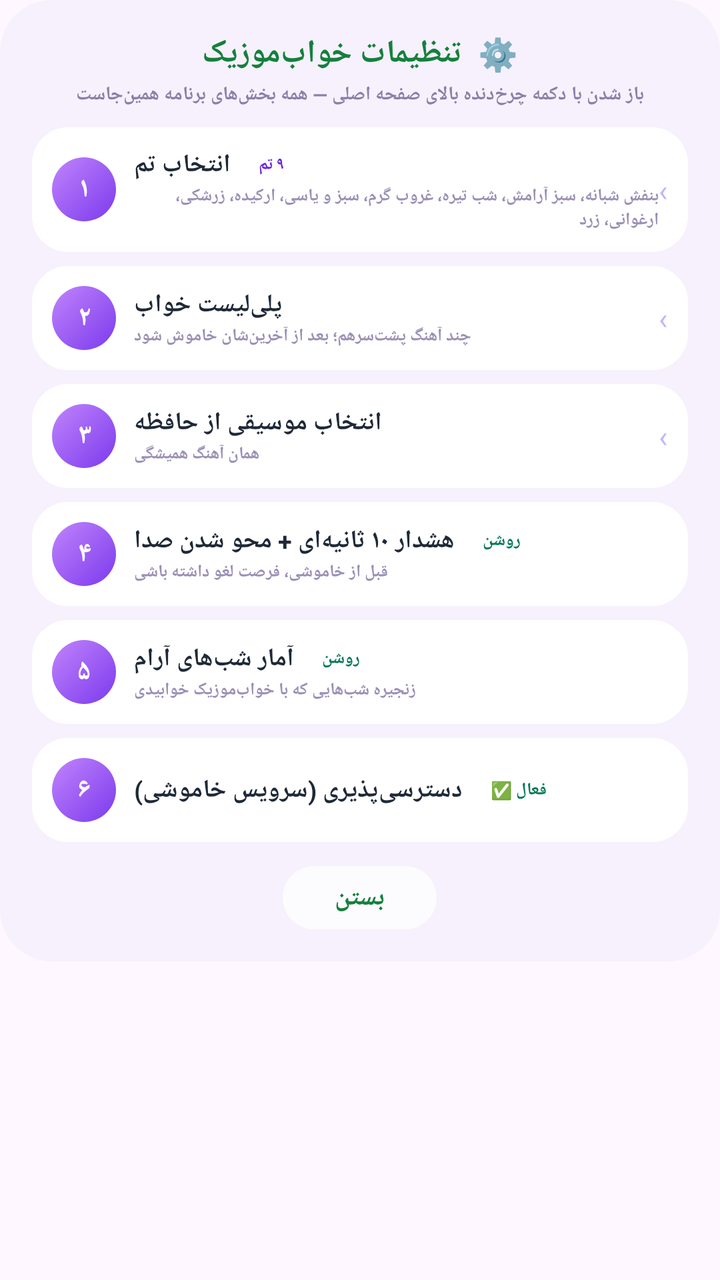
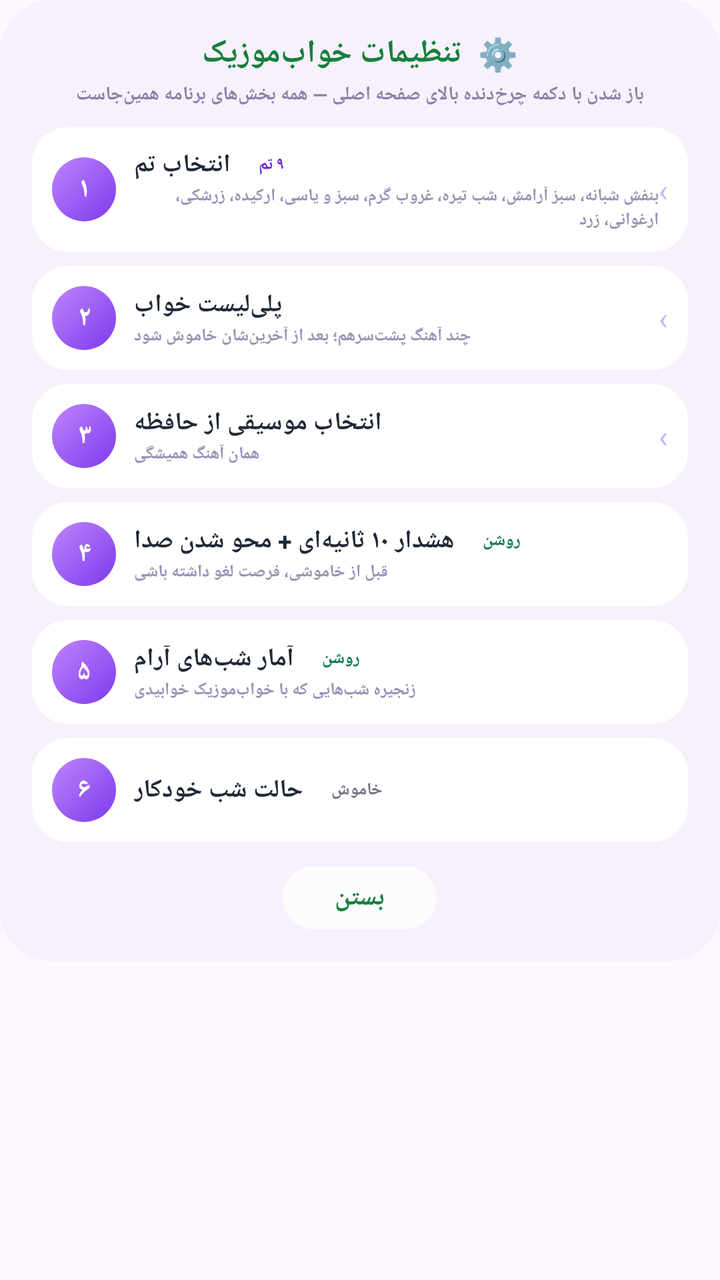

An Android layout rendered at two revisions. The XML below is the earlier revision; the diff shows what the commit changed to produce the second picture.
<!-- AndroidManifest.xml: application theme Theme.SleepMusic -->
<!-- res/layout/dialog_settings.xml -->
<?xml version="1.0" encoding="utf-8"?>
<ScrollView xmlns:android="http://schemas.android.com/apk/res/android"
    android:layout_width="match_parent"
    android:layout_height="wrap_content">

    <LinearLayout
        android:id="@+id/dlgSettingsRoot"
        android:layout_width="match_parent"
        android:layout_height="wrap_content"
        android:background="@drawable/bg_dialog_lavender"
        android:orientation="vertical"
        android:padding="16dp">

        <TextView
            android:id="@+id/dlgSettingsTitle"
            android:layout_width="wrap_content"
            android:layout_height="wrap_content"
            android:layout_gravity="center"
            android:text="⚙️  تنظیمات خواب‌موزیک"
            android:textColor="#15803D"
            android:textSize="16sp"
            android:textStyle="bold" />

        <TextView
            android:id="@+id/dlgSettingsSub"
            android:layout_width="match_parent"
            android:layout_height="wrap_content"
            android:layout_marginTop="3dp"
            android:gravity="center"
            android:text="باز شدن با دکمه چرخ‌دنده بالای صفحه اصلی — همه بخش‌های برنامه همین‌جاست"
            android:textColor="#8B7FA8"
            android:textSize="9.5sp"
            android:textStyle="bold" />

        
        <LinearLayout
            android:id="@+id/rowTheme"
            android:layout_width="match_parent"
            android:layout_height="wrap_content"
            android:layout_marginTop="10dp"
            android:background="@drawable/bg_white_row"
            android:gravity="center_vertical"
            android:orientation="horizontal"
            android:padding="10dp">

            <TextView
                android:layout_width="32dp"
                android:layout_height="32dp"
                android:background="@drawable/bg_num_circle"
                android:gravity="center"
                android:text="۱"
                android:textColor="#FFFFFF"
                android:textSize="14sp"
                android:textStyle="bold" />

            <LinearLayout
                android:layout_width="0dp"
                android:layout_height="wrap_content"
                android:layout_marginStart="9dp"
                android:layout_weight="1"
                android:orientation="vertical">

                <LinearLayout
                    android:layout_width="wrap_content"
                    android:layout_height="wrap_content"
                    android:gravity="center_vertical"
                    android:orientation="horizontal">

                    <TextView
                        android:layout_width="wrap_content"
                        android:layout_height="wrap_content"
                        android:text="انتخاب تم"
                        android:textColor="#1F2937"
                        android:textSize="12.5sp"
                        android:textStyle="bold" />

                    <TextView
                        android:id="@+id/tvPillTheme"
                        android:layout_width="wrap_content"
                        android:layout_height="wrap_content"
                        android:layout_marginStart="6dp"
                        android:background="@drawable/bg_pill"
                        android:paddingStart="8dp"
                        android:paddingTop="2dp"
                        android:paddingEnd="8dp"
                        android:paddingBottom="2dp"
                        android:text="۹ تم"
                        android:textColor="#6D28D9"
                        android:textSize="8.5sp"
                        android:textStyle="bold" />
                </LinearLayout>

                <TextView
                    android:layout_width="wrap_content"
                    android:layout_height="wrap_content"
                    android:layout_marginTop="1dp"
                    android:text="بنفش شبانه، سبز آرامش، شب تیره، غروب گرم، سبز و یاسی، ارکیده، زرشکی، ارغوانی، زرد"
                    android:textColor="#9A8FB5"
                    android:textSize="8.5sp"
                    android:textStyle="bold" />
            </LinearLayout>

            <TextView
                android:layout_width="wrap_content"
                android:layout_height="wrap_content"
                android:text="‹"
                android:textColor="#C4B5FD"
                android:textSize="15sp" />
        </LinearLayout>

        
        <LinearLayout
            android:id="@+id/rowPlaylist"
            android:layout_width="match_parent"
            android:layout_height="wrap_content"
            android:layout_marginTop="7dp"
            android:background="@drawable/bg_white_row"
            android:gravity="center_vertical"
            android:orientation="horizontal"
            android:padding="10dp">

            <TextView
                android:layout_width="32dp"
                android:layout_height="32dp"
                android:background="@drawable/bg_num_circle"
                android:gravity="center"
                android:text="۲"
                android:textColor="#FFFFFF"
                android:textSize="14sp"
                android:textStyle="bold" />

            <LinearLayout
                android:layout_width="0dp"
                android:layout_height="wrap_content"
                android:layout_marginStart="9dp"
                android:layout_weight="1"
                android:orientation="vertical">

                <LinearLayout
                    android:layout_width="wrap_content"
                    android:layout_height="wrap_content"
                    android:gravity="center_vertical"
                    android:orientation="horizontal">

                    <TextView
                        android:layout_width="wrap_content"
                        android:layout_height="wrap_content"
                        android:text="پلی‌لیست خواب"
                        android:textColor="#1F2937"
                        android:textSize="12.5sp"
                        android:textStyle="bold" />

                </LinearLayout>

                <TextView
                    android:layout_width="wrap_content"
                    android:layout_height="wrap_content"
                    android:layout_marginTop="1dp"
                    android:text="چند آهنگ پشت‌سرهم؛ بعد از آخرین‌شان خاموش شود"
                    android:textColor="#9A8FB5"
                    android:textSize="8.5sp"
                    android:textStyle="bold" />
            </LinearLayout>

            <TextView
                android:layout_width="wrap_content"
                android:layout_height="wrap_content"
                android:text="‹"
                android:textColor="#C4B5FD"
                android:textSize="15sp" />
        </LinearLayout>

        
        <LinearLayout
            android:id="@+id/rowMusic"
            android:layout_width="match_parent"
            android:layout_height="wrap_content"
            android:layout_marginTop="7dp"
            android:background="@drawable/bg_white_row"
            android:gravity="center_vertical"
            android:orientation="horizontal"
            android:padding="10dp">

            <TextView
                android:layout_width="32dp"
                android:layout_height="32dp"
                android:background="@drawable/bg_num_circle"
                android:gravity="center"
                android:text="۳"
                android:textColor="#FFFFFF"
                android:textSize="14sp"
                android:textStyle="bold" />

            <LinearLayout
                android:layout_width="0dp"
                android:layout_height="wrap_content"
                android:layout_marginStart="9dp"
                android:layout_weight="1"
                android:orientation="vertical">

                <LinearLayout
                    android:layout_width="wrap_content"
                    android:layout_height="wrap_content"
                    android:gravity="center_vertical"
                    android:orientation="horizontal">

                    <TextView
                        android:layout_width="wrap_content"
                        android:layout_height="wrap_content"
                        android:text="انتخاب موسیقی از حافظه"
                        android:textColor="#1F2937"
                        android:textSize="12.5sp"
                        android:textStyle="bold" />

                </LinearLayout>

                <TextView
                    android:layout_width="wrap_content"
                    android:layout_height="wrap_content"
                    android:layout_marginTop="1dp"
                    android:text="همان آهنگ همیشگی"
                    android:textColor="#9A8FB5"
                    android:textSize="8.5sp"
                    android:textStyle="bold" />
            </LinearLayout>

            <TextView
                android:layout_width="wrap_content"
                android:layout_height="wrap_content"
                android:text="‹"
                android:textColor="#C4B5FD"
                android:textSize="15sp" />
        </LinearLayout>

        
        <LinearLayout
            android:id="@+id/rowAlert"
            android:layout_width="match_parent"
            android:layout_height="wrap_content"
            android:layout_marginTop="7dp"
            android:background="@drawable/bg_white_row"
            android:gravity="center_vertical"
            android:orientation="horizontal"
            android:padding="10dp">

            <TextView
                android:layout_width="32dp"
                android:layout_height="32dp"
                android:background="@drawable/bg_num_circle"
                android:gravity="center"
                android:text="۴"
                android:textColor="#FFFFFF"
                android:textSize="14sp"
                android:textStyle="bold" />

            <LinearLayout
                android:layout_width="0dp"
                android:layout_height="wrap_content"
                android:layout_marginStart="9dp"
                android:layout_weight="1"
                android:orientation="vertical">

                <LinearLayout
                    android:layout_width="wrap_content"
                    android:layout_height="wrap_content"
                    android:gravity="center_vertical"
                    android:orientation="horizontal">

                    <TextView
                        android:layout_width="wrap_content"
                        android:layout_height="wrap_content"
                        android:text="هشدار ۱۰ ثانیه‌ای + محو شدن صدا"
                        android:textColor="#1F2937"
                        android:textSize="12.5sp"
                        android:textStyle="bold" />

                    <TextView
                        android:id="@+id/tvPillAlert"
                        android:layout_width="wrap_content"
                        android:layout_height="wrap_content"
                        android:layout_marginStart="6dp"
                        android:background="@drawable/bg_pill"
                        android:paddingStart="8dp"
                        android:paddingTop="2dp"
                        android:paddingEnd="8dp"
                        android:paddingBottom="2dp"
                        android:text="روشن"
                        android:textColor="#047857"
                        android:textSize="8.5sp"
                        android:textStyle="bold" />
                </LinearLayout>

                <TextView
                    android:layout_width="wrap_content"
                    android:layout_height="wrap_content"
                    android:layout_marginTop="1dp"
                    android:text="قبل از خاموشی، فرصت لغو داشته باشی"
                    android:textColor="#9A8FB5"
                    android:textSize="8.5sp"
                    android:textStyle="bold" />
            </LinearLayout>
        </LinearLayout>

        
        <LinearLayout
            android:id="@+id/rowStats"
            android:layout_width="match_parent"
            android:layout_height="wrap_content"
            android:layout_marginTop="7dp"
            android:background="@drawable/bg_white_row"
            android:gravity="center_vertical"
            android:orientation="horizontal"
            android:padding="10dp">

            <TextView
                android:layout_width="32dp"
                android:layout_height="32dp"
                android:background="@drawable/bg_num_circle"
                android:gravity="center"
                android:text="۵"
                android:textColor="#FFFFFF"
                android:textSize="14sp"
                android:textStyle="bold" />

            <LinearLayout
                android:layout_width="0dp"
                android:layout_height="wrap_content"
                android:layout_marginStart="9dp"
                android:layout_weight="1"
                android:orientation="vertical">

                <LinearLayout
                    android:layout_width="wrap_content"
                    android:layout_height="wrap_content"
                    android:gravity="center_vertical"
                    android:orientation="horizontal">

                    <TextView
                        android:layout_width="wrap_content"
                        android:layout_height="wrap_content"
                        android:text="آمار شب‌های آرام"
                        android:textColor="#1F2937"
                        android:textSize="12.5sp"
                        android:textStyle="bold" />

                    <TextView
                        android:id="@+id/tvPillStats"
                        android:layout_width="wrap_content"
                        android:layout_height="wrap_content"
                        android:layout_marginStart="6dp"
                        android:background="@drawable/bg_pill"
                        android:paddingStart="8dp"
                        android:paddingTop="2dp"
                        android:paddingEnd="8dp"
                        android:paddingBottom="2dp"
                        android:text="روشن"
                        android:textColor="#047857"
                        android:textSize="8.5sp"
                        android:textStyle="bold" />
                </LinearLayout>

                <TextView
                    android:layout_width="wrap_content"
                    android:layout_height="wrap_content"
                    android:layout_marginTop="1dp"
                    android:text="زنجیره شب‌هایی که با خواب‌موزیک خوابیدی"
                    android:textColor="#9A8FB5"
                    android:textSize="8.5sp"
                    android:textStyle="bold" />
            </LinearLayout>
        </LinearLayout>

        
        <LinearLayout
            android:id="@+id/rowAccess"
            android:layout_width="match_parent"
            android:layout_height="wrap_content"
            android:layout_marginTop="7dp"
            android:background="@drawable/bg_white_row"
            android:gravity="center_vertical"
            android:orientation="horizontal"
            android:padding="10dp">

            <TextView
                android:layout_width="32dp"
                android:layout_height="32dp"
                android:background="@drawable/bg_num_circle"
                android:gravity="center"
                android:text="۶"
                android:textColor="#FFFFFF"
                android:textSize="14sp"
                android:textStyle="bold" />

            <LinearLayout
                android:layout_width="0dp"
                android:layout_height="wrap_content"
                android:layout_marginStart="9dp"
                android:layout_weight="1"
                android:orientation="vertical">

                <LinearLayout
                    android:layout_width="wrap_content"
                    android:layout_height="wrap_content"
                    android:gravity="center_vertical"
                    android:orientation="horizontal">

                    <TextView
                        android:layout_width="wrap_content"
                        android:layout_height="wrap_content"
                        android:text="دسترسی‌پذیری (سرویس خاموشی)"
                        android:textColor="#1F2937"
                        android:textSize="12.5sp"
                        android:textStyle="bold" />

                    <TextView
                        android:id="@+id/tvPillAccess"
                        android:layout_width="wrap_content"
                        android:layout_height="wrap_content"
                        android:layout_marginStart="6dp"
                        android:background="@drawable/bg_pill"
                        android:paddingStart="8dp"
                        android:paddingTop="2dp"
                        android:paddingEnd="8dp"
                        android:paddingBottom="2dp"
                        android:text="فعال ✅"
                        android:textColor="#047857"
                        android:textSize="8.5sp"
                        android:textStyle="bold" />
                </LinearLayout>

            </LinearLayout>
        </LinearLayout>

        
        <TextView
            android:id="@+id/btnCloseSettings"
            android:layout_width="wrap_content"
            android:layout_height="wrap_content"
            android:layout_gravity="center"
            android:layout_marginTop="12dp"
            android:background="@drawable/bg_close_pill"
            android:paddingStart="26dp"
            android:paddingTop="7dp"
            android:paddingEnd="26dp"
            android:paddingBottom="7dp"
            android:text="بستن"
            android:textColor="#15803D"
            android:textSize="13sp"
            android:textStyle="bold" />
    </LinearLayout>
</ScrollView>
<!-- resources referenced by this layout -->
<resources>
  <!-- drawable bg_close_pill (drawable) -->
  <?xml version="1.0" encoding="utf-8"?>
  <shape xmlns:android="http://schemas.android.com/apk/res/android"
      android:shape="rectangle">
      <solid android:color="#B3FFFFFF" />
      <corners android:radius="99dp" />
  </shape>
  <!-- drawable bg_dialog_lavender (drawable) -->
  <?xml version="1.0" encoding="utf-8"?>
  <shape xmlns:android="http://schemas.android.com/apk/res/android"
      android:shape="rectangle">
      <solid android:color="#F6F1FC" />
      <corners android:radius="26dp" />
  </shape>
  <!-- drawable bg_num_circle (drawable) -->
  <?xml version="1.0" encoding="utf-8"?>
  <shape xmlns:android="http://schemas.android.com/apk/res/android"
      android:shape="oval">
      <gradient
          android:angle="315"
          android:startColor="#C084FC"
          android:endColor="#7C3AED" />
  </shape>
  <!-- drawable bg_pill (drawable) -->
  <?xml version="1.0" encoding="utf-8"?>
  <shape xmlns:android="http://schemas.android.com/apk/res/android"
      android:shape="rectangle">
      <solid android:color="#FFFFFF" />
      <corners android:radius="99dp" />
  </shape>
  <!-- drawable bg_white_row (drawable) -->
  <?xml version="1.0" encoding="utf-8"?>
  <shape xmlns:android="http://schemas.android.com/apk/res/android"
      android:shape="rectangle">
      <solid android:color="#FFFFFF" />
      <corners android:radius="18dp" />
  </shape>
  <style name="Theme.SleepMusic" parent="Theme.Material3.Light.NoActionBar">
          <item name="android:statusBarColor">#EFE8FA</item>
          <item name="android:navigationBarColor">#EFE8FA</item>
          <item name="android:windowLightStatusBar">true</item>
      </style>
</resources>

<!-- the commit's change to res/layout/dialog_settings.xml (unified diff, before → after) -->
@@ -372,7 +372,7 @@
 
         
         <LinearLayout
-            android:id="@+id/rowAccess"
+            android:id="@+id/rowNight"
             android:layout_width="match_parent"
             android:layout_height="wrap_content"
             android:layout_marginTop="7dp"
@@ -407,13 +407,13 @@
                     <TextView
                         android:layout_width="wrap_content"
                         android:layout_height="wrap_content"
-                        android:text="دسترسی‌پذیری (سرویس خاموشی)"
-                        android:textColor="#1F2937"
-                        android:textSize="12.5sp"
-                        android:textStyle="bold" />
-
-                    <TextView
-                        android:id="@+id/tvPillAccess"
+                        android:text="حالت شب خودکار"
+                        android:textColor="#1F2937"
+                        android:textSize="12.5sp"
+                        android:textStyle="bold" />
+
+                    <TextView
+                        android:id="@+id/tvPillNight"
                         android:layout_width="wrap_content"
                         android:layout_height="wrap_content"
                         android:layout_marginStart="6dp"
@@ -422,8 +422,8 @@
                         android:paddingTop="2dp"
                         android:paddingEnd="8dp"
                         android:paddingBottom="2dp"
-                        android:text="فعال ✅"
-                        android:textColor="#047857"
+                        android:text="خاموش"
+                        android:textColor="#6B7280"
                         android:textSize="8.5sp"
                         android:textStyle="bold" />
                 </LinearLayout>
